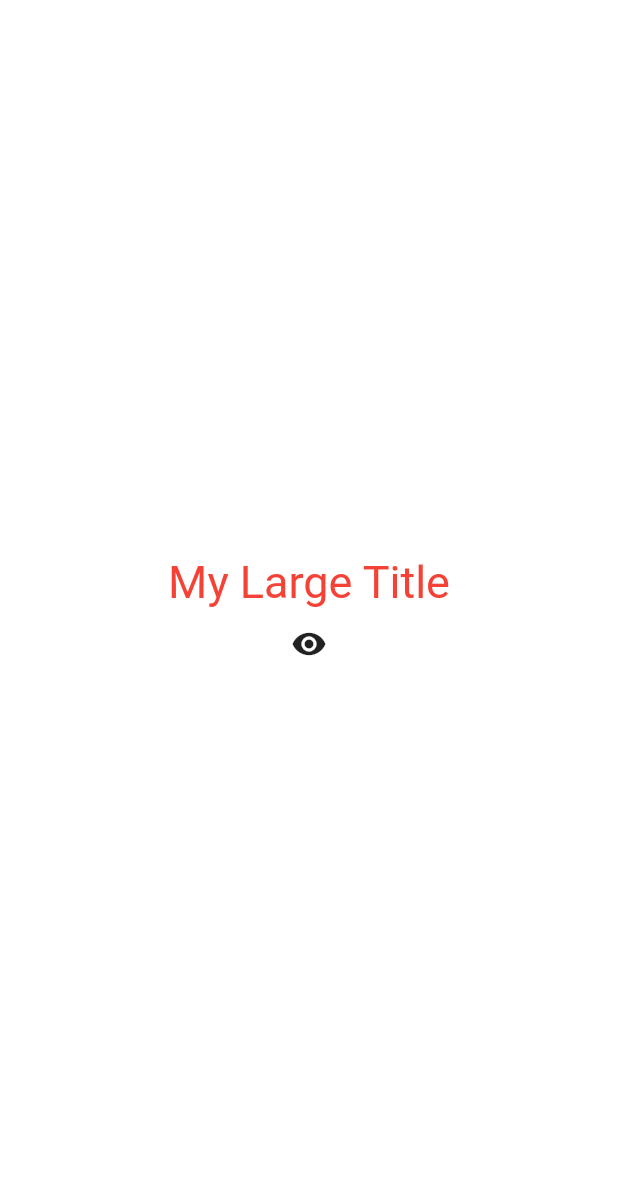
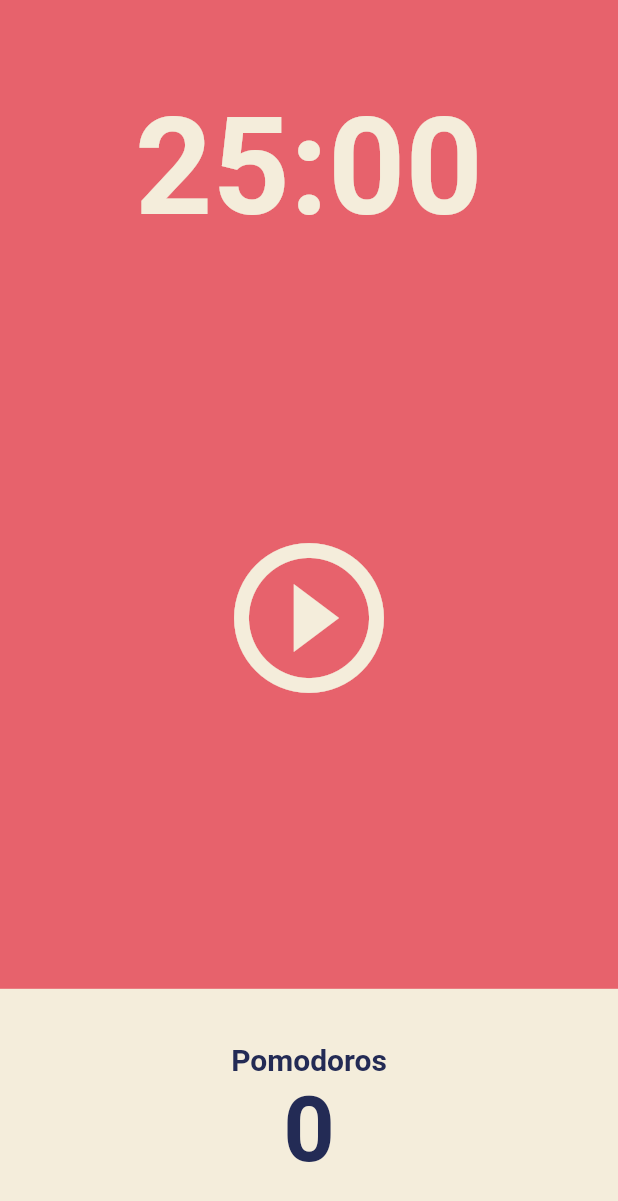
Before and after one commit to woong12/Flutter_UI, a Flutter app: the screen it shows after launch, on a phone screen of 412 x 824 dp. Shown: the top 1201 px of the screen. Run offline on Flutter 3.47's test engine with Material 2 defaults, Android fonts, the phone set to English and light mode, and no system bars.

Commit message:
User Interface

```diff
--- /dev/null
+++ b/ui2_pomodoro/lib/code/buildcontext.dart
@@ -0,0 +1,82 @@
+import 'package:flutter/material.dart';
+
+void main() {
+  runApp(const App());
+}
+
+class App extends StatefulWidget {
+  const App({super.key});
+
+  @override
+  State<App> createState() => _AppState();
+}
+
+class _AppState extends State<App> {
+  bool showTitle = true;
+
+  void toggleTitle() {
+    setState(() {
+      showTitle = !showTitle;
+    });
+  }
+
+  @override
+  Widget build(BuildContext context) {
+    return MaterialApp(
+      theme: ThemeData(
+        textTheme: const TextTheme(
+          titleLarge: TextStyle(
+            color: Colors.red,
+          ),
+        ),
+      ),
+      home: Scaffold(
+        backgroundColor: Colors.white,
+        body: Center(
+          child: Column(
+            mainAxisAlignment: MainAxisAlignment.center,
+            children: [
+              showTitle ? const MyLargeTitle() : const Text('nothing'),
+              IconButton(
+                onPressed: toggleTitle,
+                icon: const Icon(Icons.remove_red_eye),
+              ),
+            ],
+          ),
+        ),
+      ),
+    );
+  }
+}
+
+class MyLargeTitle extends StatefulWidget {
+  const MyLargeTitle({
+    super.key,
+  });
+
+  @override
+  State<MyLargeTitle> createState() => _MyLargeTitleState();
+}
+
+class _MyLargeTitleState extends State<MyLargeTitle> {
+  @override
+  void initState() {
+    super.initState();
+  }
+
+  @override
+  void dispose() {
+    super.dispose();
+  }
+
+  @override
+  Widget build(BuildContext context) {
+    return Text(
+      'My Large Title',
+      style: TextStyle(
+        fontSize: 30,
+        color: Theme.of(context).textTheme.titleLarge!.color,
+      ),
+    );
+  }
+}
--- a/ui2_pomodoro/lib/main.dart
+++ b/ui2_pomodoro/lib/main.dart
@@ -1,82 +1,28 @@
 import 'package:flutter/material.dart';
+import 'package:ui2_pomodoro/screens/home_screen.dart';
 
 void main() {
   runApp(const App());
 }
 
-class App extends StatefulWidget {
+class App extends StatelessWidget {
   const App({super.key});
-
-  @override
-  State<App> createState() => _AppState();
-}
-
-class _AppState extends State<App> {
-  bool showTitle = true;
-
-  void toggleTitle() {
-    setState(() {
-      showTitle = !showTitle;
-    });
-  }
 
   @override
   Widget build(BuildContext context) {
     return MaterialApp(
       theme: ThemeData(
+        colorScheme: ColorScheme.fromSwatch(
+          backgroundColor: const Color(0xFFE7626C),
+        ),
         textTheme: const TextTheme(
-          titleLarge: TextStyle(
-            color: Colors.red,
+          displayLarge: TextStyle(
+            color: Color(0xFF232B55),
           ),
         ),
+        cardColor: const Color(0xFFF4EDDB),
       ),
-      home: Scaffold(
-        backgroundColor: Colors.white,
-        body: Center(
-          child: Column(
-            mainAxisAlignment: MainAxisAlignment.center,
-            children: [
-              showTitle ? const MyLargeTitle() : const Text('nothing'),
-              IconButton(
-                onPressed: toggleTitle,
-                icon: const Icon(Icons.remove_red_eye),
-              ),
-            ],
-          ),
-        ),
-      ),
+      home: const HomeScreen(),
     );
   }
 }
-
-class MyLargeTitle extends StatefulWidget {
-  const MyLargeTitle({
-    super.key,
-  });
-
-  @override
-  State<MyLargeTitle> createState() => _MyLargeTitleState();
-}
-
-class _MyLargeTitleState extends State<MyLargeTitle> {
-  @override
-  void initState() {
-    super.initState();
-  }
-
-  @override
-  void dispose() {
-    super.dispose();
-  }
-
-  @override
-  Widget build(BuildContext context) {
-    return Text(
-      'My Large Title',
-      style: TextStyle(
-        fontSize: 30,
-        color: Theme.of(context).textTheme.titleLarge!.color,
-      ),
-    );
-  }
-}
--- /dev/null
+++ b/ui2_pomodoro/lib/screens/home_screen.dart
@@ -0,0 +1,85 @@
+import 'package:flutter/material.dart';
+
+class HomeScreen extends StatefulWidget {
+  const HomeScreen({super.key});
+
+  @override
+  State<HomeScreen> createState() => _HomeScreenState();
+}
+
+class _HomeScreenState extends State<HomeScreen> {
+  @override
+  Widget build(BuildContext context) {
+    return Scaffold(
+      backgroundColor: Theme.of(context).colorScheme.background,
+      body: Column(
+        children: [
+          Flexible(
+            flex: 1,
+            child: Container(
+              alignment: Alignment.bottomCenter,
+              child: Text(
+                '25:00',
+                style: TextStyle(
+                  color: Theme.of(context).cardColor,
+                  fontSize: 90,
+                  fontWeight: FontWeight.w600,
+                ),
+              ),
+            ),
+          ),
+          Flexible(
+            flex: 3,
+            child: Center(
+              child: IconButton(
+                iconSize: 120,
+                color: Theme.of(context).cardColor,
+                onPressed: () {},
+                icon: const Icon(
+                  Icons.play_circle_outline,
+                ),
+              ),
+            ),
+          ),
+          Flexible(
+            flex: 1,
+            child: Row(
+              children: [
+                Expanded(
+                  child: Container(
+                    decoration: BoxDecoration(
+                      color: Theme.of(context).cardColor,
+                    ),
+                    child: Column(
+                      mainAxisAlignment: MainAxisAlignment.center,
+                      children: [
+                        Text(
+                          'Pomodoros',
+                          style: TextStyle(
+                            fontSize: 20,
+                            fontWeight: FontWeight.w600,
+                            color:
+                                Theme.of(context).textTheme.displayLarge!.color,
+                          ),
+                        ),
+                        Text(
+                          '0',
+                          style: TextStyle(
+                            fontSize: 60,
+                            fontWeight: FontWeight.w600,
+                            color:
+                                Theme.of(context).textTheme.displayLarge!.color,
+                          ),
+                        ),
+                      ],
+                    ),
+                  ),
+                ),
+              ],
+            ),
+          ),
+        ],
+      ),
+    );
+  }
+}
```
